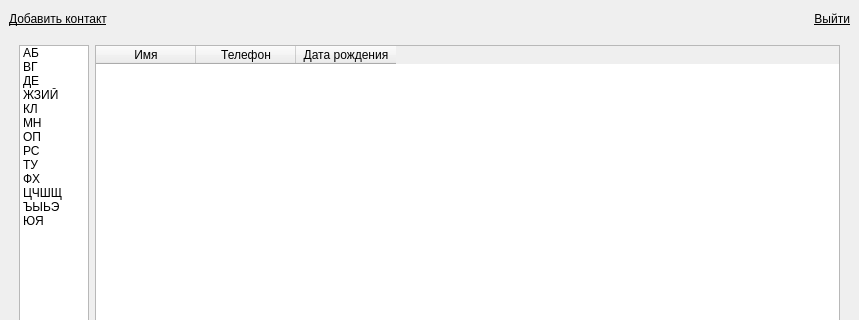
reven-n1/Vista_test_task, file src/ui/notebook.ui: the form before one commit; both pictures show x 0 to 859 and y 0 to 320 of the 859 by 677 pixel window.
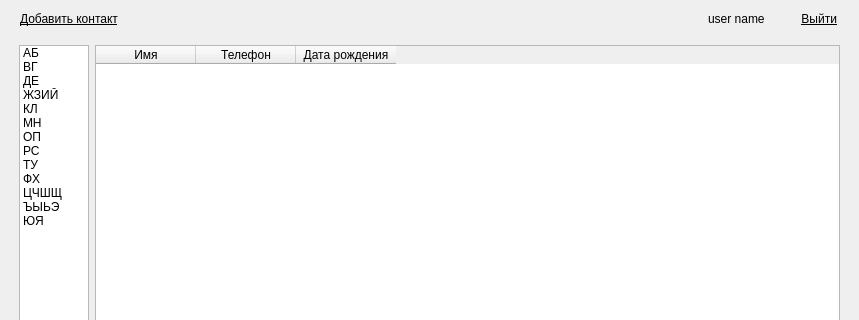
The form after the commit.

Commit message: added notebook functional + cleaned code

What changed in the file:
```diff
--- a/src/ui/notebook.ui
+++ b/src/ui/notebook.ui
@@ -23,7 +23,23 @@
       <item>
        <layout class="QHBoxLayout" name="horizontalLayout_2">
         <item>
-         <widget class="QLabel" name="add_contact_click">
+         <spacer name="horizontalSpacer_3">
+          <property name="orientation">
+           <enum>Qt::Horizontal</enum>
+          </property>
+          <property name="sizeType">
+           <enum>QSizePolicy::Minimum</enum>
+          </property>
+          <property name="sizeHint" stdset="0">
+           <size>
+            <width>11</width>
+            <height>1</height>
+           </size>
+          </property>
+         </spacer>
+        </item>
+        <item>
+         <widget class="QLabel" name="add_contact_event">
           <property name="font">
            <font>
             <underline>true</underline>
@@ -47,6 +63,29 @@
           </property>
          </spacer>
         </item>
+        <item>
+         <widget class="QLabel" name="user_name">
+          <property name="text">
+           <string>user name</string>
+          </property>
+         </widget>
+        </item>
+        <item>
+         <spacer name="horizontalSpacer_2">
+          <property name="orientation">
+           <enum>Qt::Horizontal</enum>
+          </property>
+          <property name="sizeType">
+           <enum>QSizePolicy::Fixed</enum>
+          </property>
+          <property name="sizeHint" stdset="0">
+           <size>
+            <width>30</width>
+            <height>20</height>
+           </size>
+          </property>
+         </spacer>
+        </item>
         <item>
          <widget class="QLabel" name="sign_out_event">
           <property name="font">
@@ -62,6 +101,22 @@
           </property>
          </widget>
         </item>
+        <item>
+         <spacer name="horizontalSpacer_4">
+          <property name="orientation">
+           <enum>Qt::Horizontal</enum>
+          </property>
+          <property name="sizeType">
+           <enum>QSizePolicy::Minimum</enum>
+          </property>
+          <property name="sizeHint" stdset="0">
+           <size>
+            <width>13</width>
+            <height>20</height>
+           </size>
+          </property>
+         </spacer>
+        </item>
        </layout>
       </item>
       <item>
```
Left out of the diff: 5 changed lines with no effect on the pictures. The commit also changes 12 other files.
